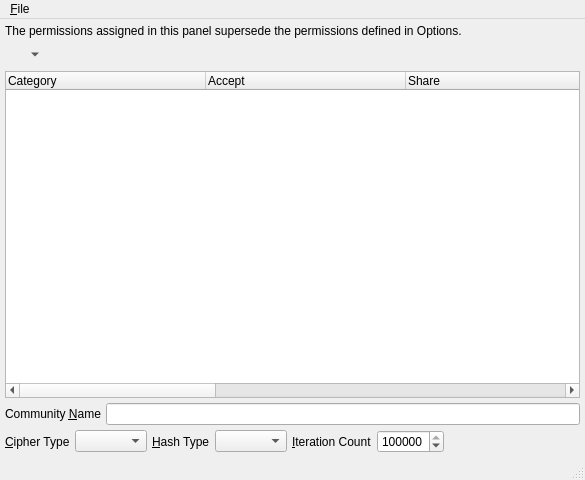
Before: the Qt Designer form branches/trunk/UI/spot-on-echo-key-share.ui in textbrowser/spot-on, drawn with Qt 5.
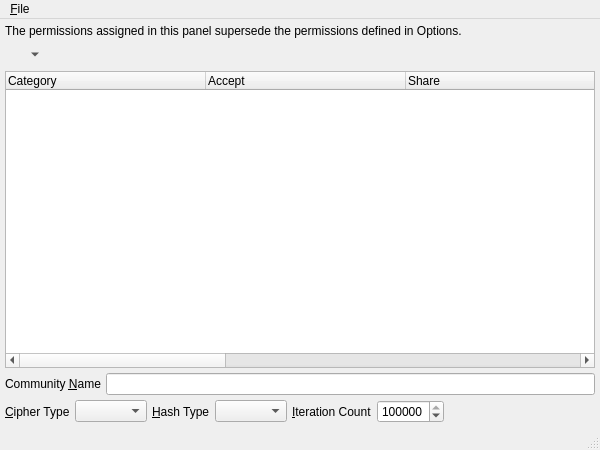
After: the same form once the commit is applied. Icons and pictures are not drawn.

Diff of the .ui file:
```diff
--- a/branches/trunk/UI/spot-on-echo-key-share.ui
+++ b/branches/trunk/UI/spot-on-echo-key-share.ui
@@ -6,8 +6,8 @@
    <rect>
     <x>0</x>
     <y>0</y>
-    <width>585</width>
-    <height>480</height>
+    <width>600</width>
+    <height>450</height>
    </rect>
   </property>
   <property name="windowIcon">
@@ -244,8 +244,8 @@
     <rect>
      <x>0</x>
      <y>0</y>
-     <width>585</width>
-     <height>22</height>
+     <width>600</width>
+     <height>31</height>
     </rect>
    </property>
    <widget class="QMenu" name="menu_File">
```
Left out of the diff: 11 changed lines with no effect on the pictures.
